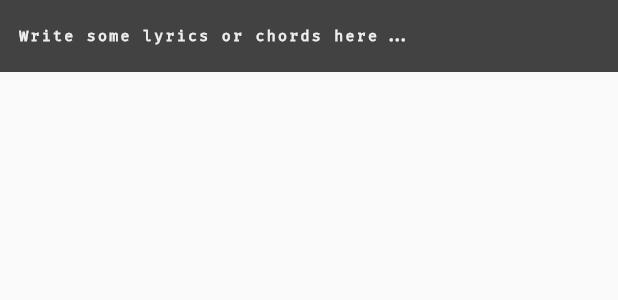
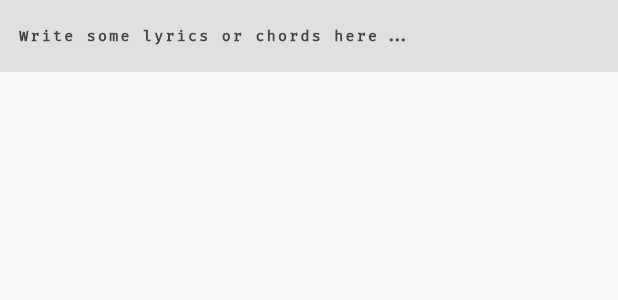
Before and after one commit to doodlezucc/repertoire, a Flutter app: the LyrichordsField widget shown alone on an empty page, opened directly with empty values, on a phone screen of 412 x 824 dp. Shown: the top 300 px of the screen. Run offline on Flutter 3.47's test engine with Material 2 defaults, Android fonts, the phone set to English and light mode, and no system bars; our stand-ins replace html_unescape; missing offline and left inert: autocomplete_textfield.

Commit message:
switched lyrichords to light mode again

```diff
--- a/lib/lyrichords.dart
+++ b/lib/lyrichords.dart
@@ -147,11 +147,11 @@
             decoration: InputDecoration(
               border: InputBorder.none,
               filled: true,
-              fillColor: Colors.grey[800],
+              fillColor: Colors.grey[300],
               contentPadding:
                   EdgeInsets.symmetric(horizontal: inset, vertical: 10),
               hintText: "Write some lyrics or chords here...",
-              hintStyle: TextStyle(color: Colors.grey[200]),
+              hintStyle: TextStyle(color: Colors.grey[800]),
             ),
             style: textStyle,
           ),
--- a/lib/main.dart
+++ b/lib/main.dart
@@ -22,7 +22,7 @@
             overline: TextStyle(
               fontFamily: "FiraCode",
               fontSize: 10,
-              color: Colors.white,
+              color: Colors.black,
               fontWeight: FontWeight.bold,
             ),
           )),
```
